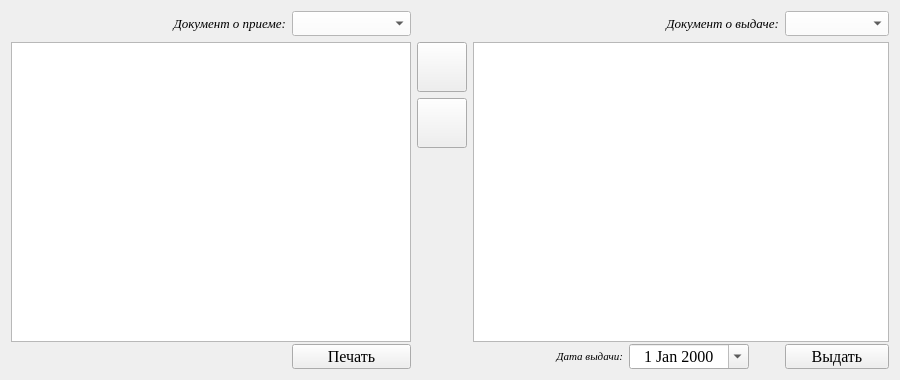
This is frm_sendering.ui in s4astlif4ik/accounting_of_medal as Qt 5 draws it before an edit. The edited form follows.
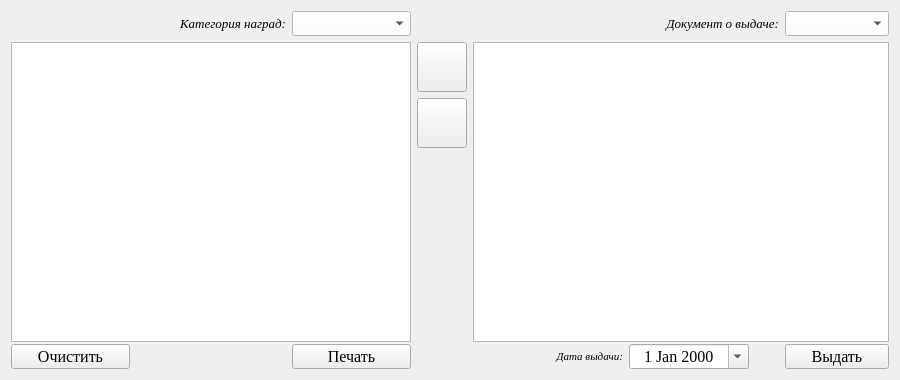
This is the edited form. Icons and pictures are not drawn.

```diff
--- a/frm_sendering.ui
+++ b/frm_sendering.ui
@@ -241,7 +241,7 @@
       </font>
      </property>
      <property name="text">
-      <string>Документ о приеме:</string>
+      <string>Категория наград:</string>
      </property>
      <property name="alignment">
       <set>Qt::AlignRight|Qt::AlignTrailing|Qt::AlignVCenter</set>
@@ -408,6 +408,31 @@
      </property>
     </widget>
    </item>
+   <item row="4" column="0">
+    <widget class="QPushButton" name="bnt_clean">
+     <property name="minimumSize">
+      <size>
+       <width>0</width>
+       <height>25</height>
+      </size>
+     </property>
+     <property name="maximumSize">
+      <size>
+       <width>16777215</width>
+       <height>25</height>
+      </size>
+     </property>
+     <property name="font">
+      <font>
+       <family>Times New Roman</family>
+       <pointsize>12</pointsize>
+      </font>
+     </property>
+     <property name="text">
+      <string>Очистить</string>
+     </property>
+    </widget>
+   </item>
   </layout>
  </widget>
  <tabstops>
```
Left out of the diff: 8 changed lines with no effect on the pictures.
